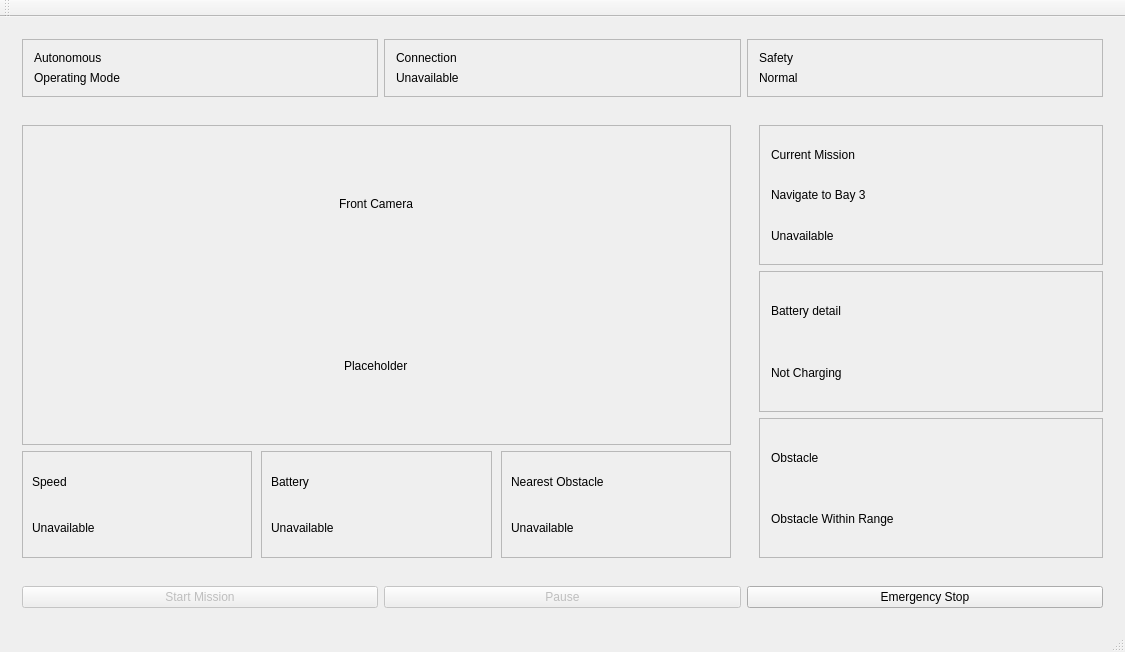
rijacklin/VehicleStatusGUIDemo, file src/MainWindow.ui: the form before one commit.
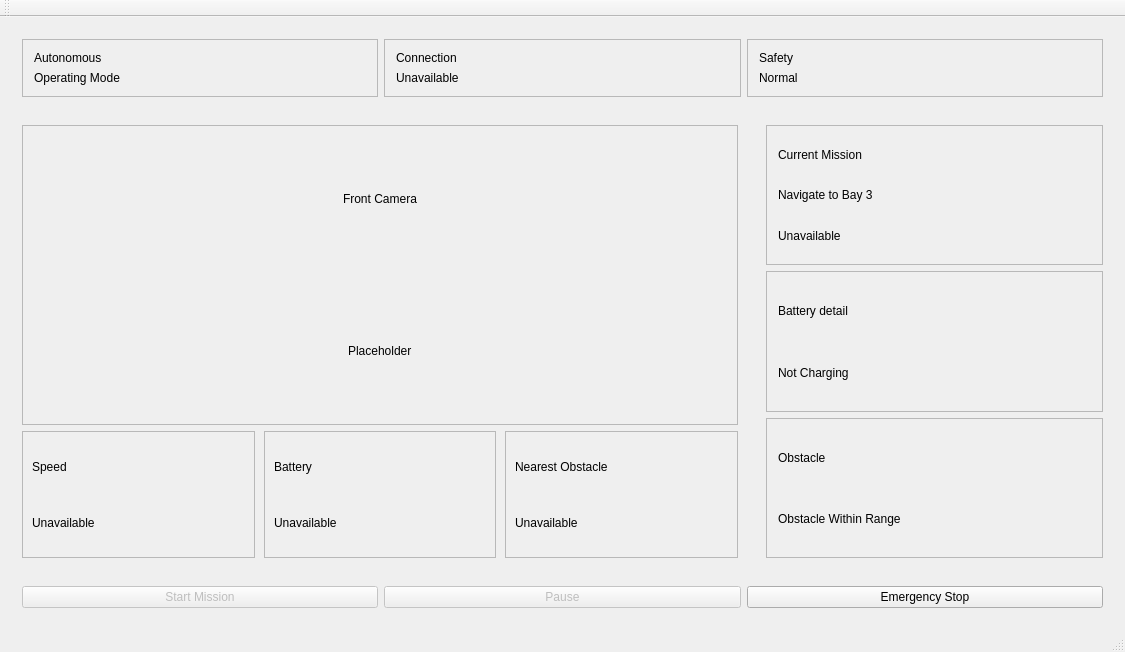
The form after the commit.

Patch:
```diff
--- a/src/MainWindow.ui
+++ b/src/MainWindow.ui
@@ -116,9 +116,15 @@
        </property>
        <item>
         <widget class="QWidget" name="leftContainer" native="true">
-         <layout class="QVBoxLayout" name="verticalLayout_4" stretch="3,1">
+         <layout class="QVBoxLayout" name="verticalLayout_4" stretch="0,1">
           <item>
            <widget class="QFrame" name="cameraFrame">
+            <property name="minimumSize">
+             <size>
+              <width>716</width>
+              <height>300</height>
+             </size>
+            </property>
             <property name="frameShape">
              <enum>QFrame::Shape::StyledPanel</enum>
             </property>
```
